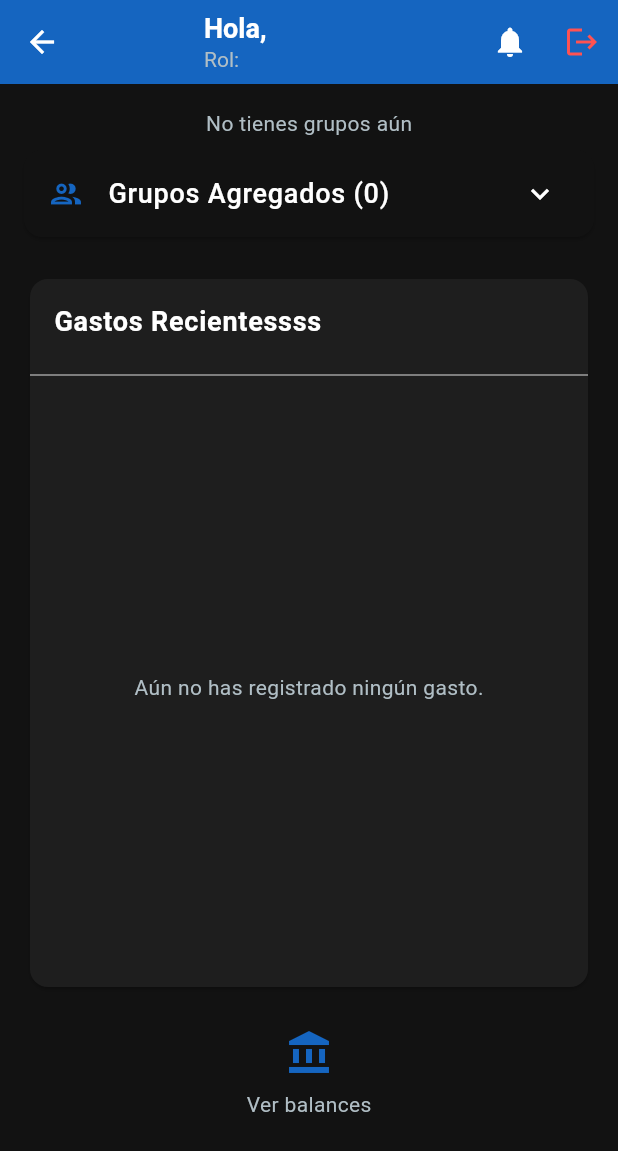
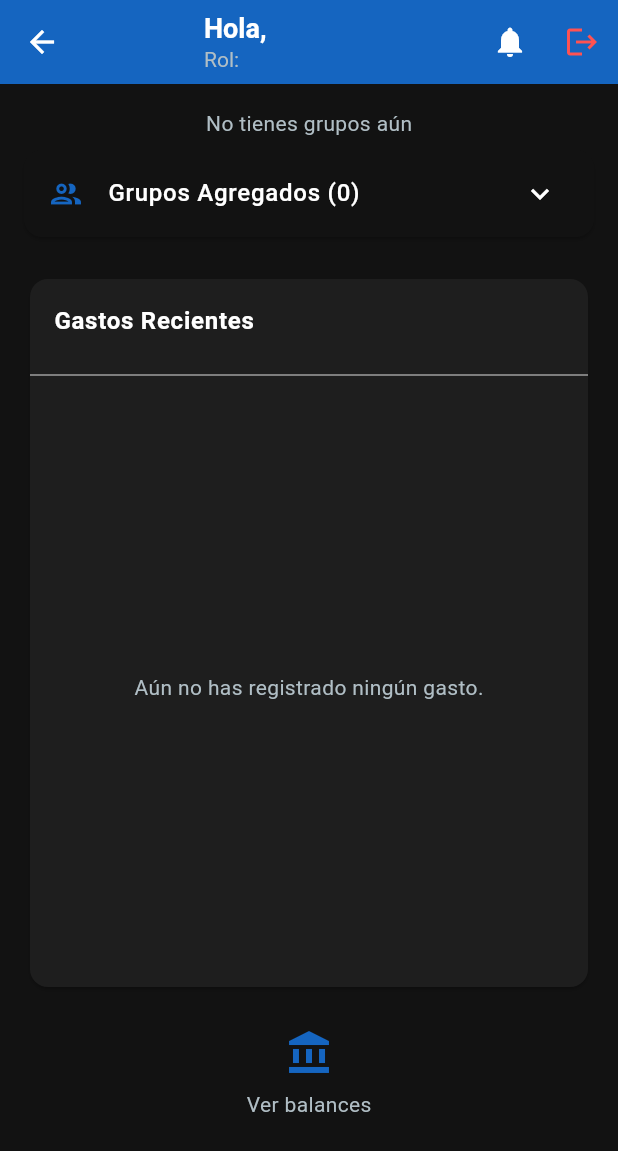
Before and after one commit to Reidyensam/SplitHome, a Flutter app: the DashboardPage screen opened by its route, on a phone screen of 412 x 824 dp. Shown: the top 1151 px of the screen. Run offline on Flutter 3.47's test engine with Material 3 defaults, Android fonts, the phone set to English and light mode, and no system bars; our stand-ins replace fl_chart, flutter_image_compress, image_picker, shared_preferences, supabase_flutter; accounts and stored records are empty.

Commit message:
Actualización visual y funcional en resumen financiero + ajustes generales

```diff
--- a/lib/views/dashboard/dashboard_page.dart
+++ b/lib/views/dashboard/dashboard_page.dart
@@ -256,7 +256,7 @@ class _DashboardPageState extends State<DashboardPage> {
               Text(
                 'Grupos Agregados (${userGroups.length})',
                 style: const TextStyle(
-                  fontSize: 18,
+                  fontSize: 16,
                   fontWeight: FontWeight.w500,
                   color: Color.fromARGB(255, 255, 255, 255),
                 ),
--- a/lib/widgets/dashboard_widgets.dart
+++ b/lib/widgets/dashboard_widgets.dart
@@ -154,10 +154,10 @@ Widget buildRecentExpensesSection() {
         ListTile(
 
 title: const Text(
-  'Gastos Recientessss',
+  'Gastos Recientes',
   style: TextStyle(
     color: AppColors.textPrimary,
-    fontSize: 18,
+    fontSize: 16,
     fontWeight: FontWeight.w600,
   ),
 ),
--- a/lib/widgets/financial_summary_widget.dart
+++ b/lib/widgets/financial_summary_widget.dart
@@ -28,7 +28,7 @@ return Card(
     title: const Text(
       'Resumen Personal Del Mes',
       style: TextStyle(
-        fontSize: 18,
+        fontSize: 16,
         fontWeight: FontWeight.w500,
         color: Colors.white,
       ),
@@ -48,12 +48,15 @@ return Card(
           child: Column(
             crossAxisAlignment: CrossAxisAlignment.start,
             children: [
-              Text(
+              Center(
+  child: Text(
     '💰 TU GASTO GLOBAL DEL MES: Bs. ${financialData!['userTotal'].toStringAsFixed(2)}',
     style: const TextStyle(
       color: Color.fromARGB(255, 0, 173, 196),
-                  fontSize: 15,
+      fontSize: 14,
       fontWeight: FontWeight.bold,
+    ),
+    textAlign: TextAlign.center,
   ),
 ),
 
```
Lines whose indentation alone changed are shown as unchanged.
